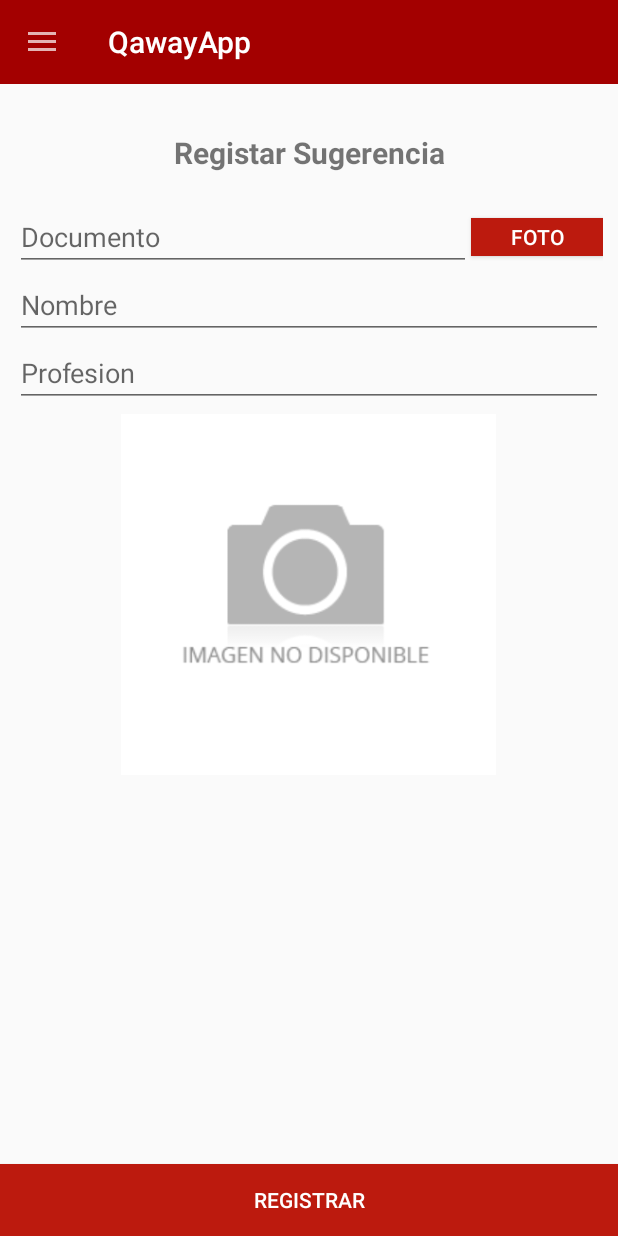
After one commit to ronalGonzal/QawayApp-V.2.0, an Android app: the fragment RegistrarSugerenciaFragment placed in its activity, on a phone screen of 412 x 824 dp. The commit adds this screen. Run offline under Robolectric (Android 15) with nearby library versions, the phone set to English and light mode, and no system bars; our stand-ins replace Volley; pictures from the network do not load.

Commit message:
envio foto

```diff
--- /dev/null
+++ b/app/src/main/res/drawable/ic_send.xml
@@ -0,0 +1,10 @@
+<vector xmlns:android="http://schemas.android.com/apk/res/android"
+    android:width="24dp"
+    android:height="24dp"
+    android:viewportWidth="24"
+    android:viewportHeight="24"
+    android:tint="?attr/colorControlNormal">
+  <path
+      android:fillColor="@android:color/white"
+      android:pathData="M2.01,21L23,12 2.01,3 2,10l15,2 -15,2z"/>
+</vector>
--- /dev/null
+++ b/app/src/main/res/layout/fragment_registrar_sugerencia.xml
@@ -0,0 +1,85 @@
+<?xml version="1.0" encoding="utf-8"?>
+<RelativeLayout xmlns:android="http://schemas.android.com/apk/res/android"
+    xmlns:tools="http://schemas.android.com/tools"
+    android:layout_width="match_parent"
+    android:layout_height="match_parent"
+    android:paddingTop="58dp"
+    android:id="@+id/idLayoutRegistrar"
+    tools:context=".Fragments.RegistrarSugerenciaFragment">
+
+    <LinearLayout
+        android:layout_width="match_parent"
+        android:layout_height="wrap_content"
+        android:orientation="vertical"
+        android:layout_margin="10dp">
+
+        <TextView
+            android:layout_width="match_parent"
+            android:layout_height="wrap_content"
+            android:layout_marginTop="20dp"
+            android:text="@string/registar_sugerencia"
+            android:gravity="center"
+            android:textSize="20sp"
+            android:layout_marginBottom="20dp"
+            android:textStyle="bold"/>
+
+        <LinearLayout
+            android:layout_width="match_parent"
+            android:layout_height="wrap_content"
+            android:orientation="horizontal">
+
+            <EditText
+                android:id="@+id/campoDoc"
+                android:layout_width="match_parent"
+                android:layout_height="wrap_content"
+                android:layout_weight="2"
+                android:hint="Documento"/>
+
+            <Button
+                android:id="@+id/btnFoto"
+                android:layout_width="wrap_content"
+                android:layout_height="25dp"
+                android:text="Foto"
+                android:layout_gravity="center"
+                android:background="#BC1A0E"
+                android:textColor="@android:color/white" />
+
+        </LinearLayout>
+
+        <EditText
+            android:id="@+id/campoNombre"
+            android:layout_width="match_parent"
+            android:layout_height="wrap_content"
+            android:hint="Nombre"/>
+
+        <EditText
+            android:id="@+id/campoProfesion"
+            android:layout_width="match_parent"
+            android:layout_height="wrap_content"
+            android:hint="Profesion"/>
+
+
+        <ImageView
+            android:id="@+id/imgFoto"
+            android:layout_width="250dp"
+            android:layout_height="250dp"
+            android:src="@drawable/img_base"
+            android:layout_gravity="center"
+            android:layout_below="@+id/linearLayout"
+            android:layout_centerHorizontal="true" />
+
+    </LinearLayout>
+
+    <Button
+        android:id="@+id/btnRegistrar"
+        android:layout_width="match_parent"
+        android:layout_height="wrap_content"
+        android:text="Registrar"
+        android:layout_alignParentBottom="true"
+        android:layout_alignParentLeft="true"
+        android:layout_alignParentStart="true"
+        android:background="#BC1A0E"
+        android:textColor="@android:color/white" />
+
+
+</RelativeLayout>
--- a/app/src/main/res/menu/drawer_menu.xml
+++ b/app/src/main/res/menu/drawer_menu.xml
@@ -23,6 +23,10 @@
         android:icon="@drawable/ic_location"
         android:title="Zonas en Cusco"></item>
     <item
+        android:id="@+id/sugerencia"
+        android:icon="@drawable/ic_send"
+        android:title="Enviar Sugerencia"></item>
+    <item
         android:id="@+id/salir"
         android:icon="@drawable/ic_close"
         android:title="Salir"></item>
--- a/app/src/main/res/values/strings.xml
+++ b/app/src/main/res/values/strings.xml
@@ -52,5 +52,6 @@ identidad cultural cusqueña.</string>
     <string name="nombre_de_patrimonio">Nombre de Patrimonio</string>
     <string name="descripcion_patrimonio">Descripcion patrimonio</string>
     <string name="imgdetalle">imgDetalle</string>
+    <string name="registar_sugerencia">Registar Sugerencia</string>
 
 </resources>
--- /dev/null
+++ b/app/src/main/res/xml/provider_paths.xml
@@ -0,0 +1,4 @@
+<?xml version="1.0" encoding="utf-8"?>
+<paths >
+    <external-path path="." name="external_storage_root" />
+</paths>
```
Also changed, not shown: app/src/main/AndroidManifest.xml (+12 -5 lines), app/src/main/java/com/qaway/qawayapp/Entidades/VolleySingleton.java (added, +40 -0 lines), app/src/main/java/com/qaway/qawayapp/Fragments/RegistrarSugerenciaFragment.java (added, +431 -0 lines), app/src/main/java/com/qaway/qawayapp/MainActivity.java (+8 -0 lines).
